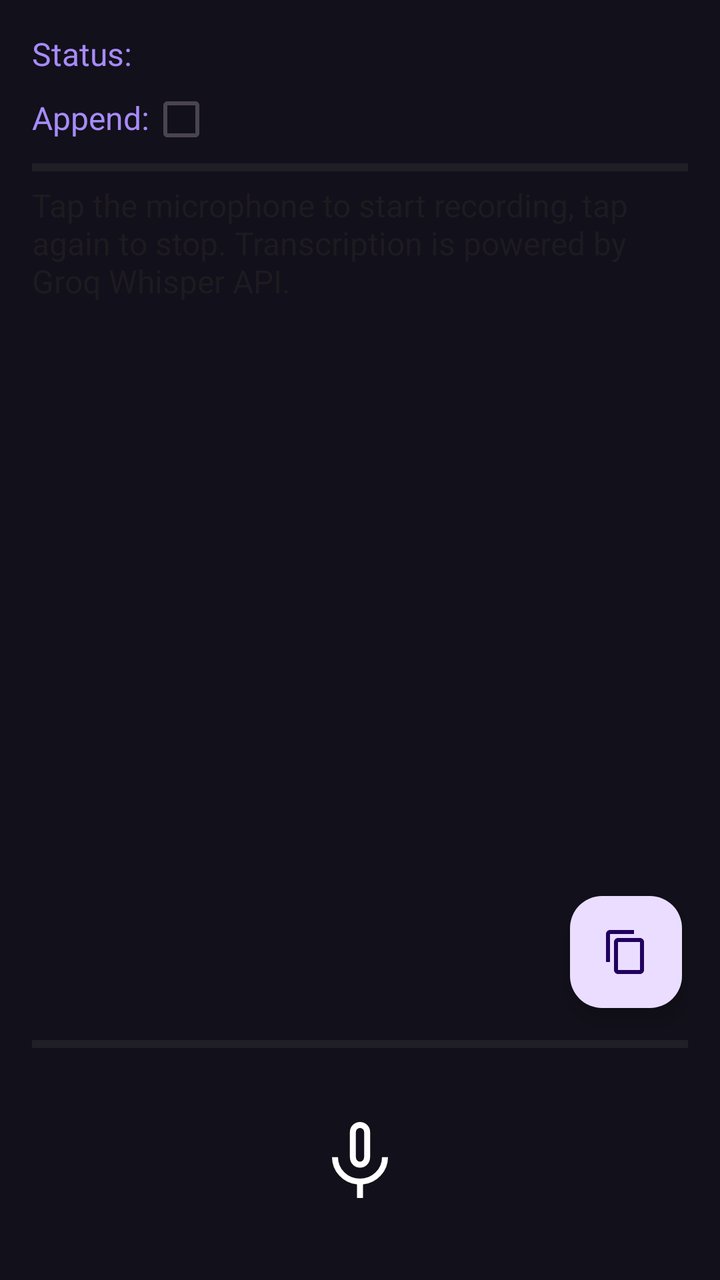
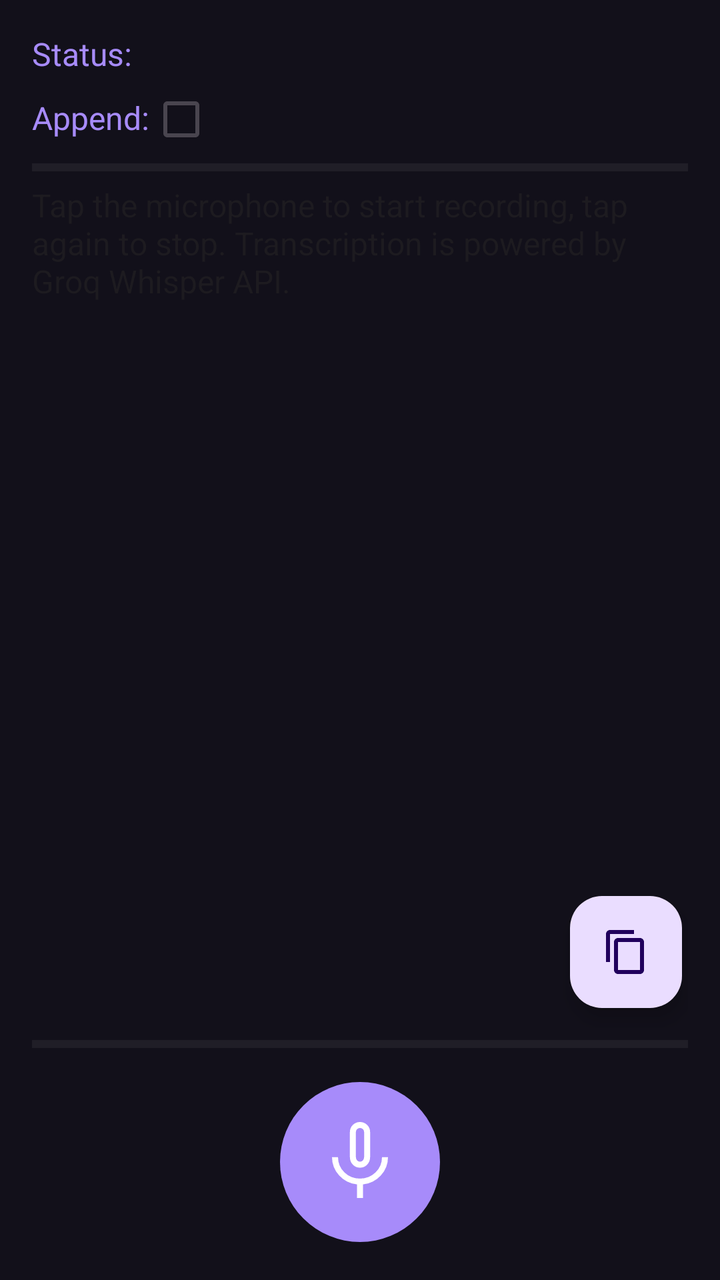

Before-and-after screenshots of an Android layout around one commit, followed by the original layout XML and the change that was made.
<!-- AndroidManifest.xml: application theme Theme.Whisper.ActionBar -->
<!-- res/layout/activity_main.xml -->
<?xml version="1.0" encoding="utf-8"?>
<androidx.coordinatorlayout.widget.CoordinatorLayout xmlns:android="http://schemas.android.com/apk/res/android"
    android:layout_width="match_parent"
    android:layout_height="match_parent"
    android:fitsSystemWindows="true">
    <LinearLayout
        android:layout_width="match_parent"
        android:layout_height="match_parent"
        android:orientation="vertical"
        android:padding="16dp">

        <LinearLayout
            android:layout_width="match_parent"
            android:layout_height="wrap_content"
            android:layout_marginBottom="6dp"
            android:orientation="horizontal">

            <TextView
                android:id="@+id/tvStatusTitle"
                android:layout_width="wrap_content"
                android:layout_height="wrap_content"
                android:textSize="16sp"
                android:textColor="@color/colorAccent"
                android:text="@string/status"
                android:layout_marginEnd="8dp" />

            <TextView
                android:id="@+id/tvStatus"
                android:layout_width="wrap_content"
                android:layout_height="wrap_content"
                android:textSize="16sp"
                android:layout_marginStart="8dp" />
        </LinearLayout>

        <LinearLayout
            android:layout_width="match_parent"
            android:layout_height="wrap_content"
            android:gravity="start">

            <TextView
                android:layout_width="wrap_content"
                android:layout_height="wrap_content"
                android:gravity="center_vertical"
                android:textSize="16sp"
                android:textColor="@color/colorAccent"
                android:text="@string/append" />

            <CheckBox
                android:id="@+id/mode_append"
                android:layout_width="wrap_content"
                android:layout_height="wrap_content"
                android:minWidth="0dp"
                android:minHeight="0dp"
                android:contentDescription="@string/append"/>
        </LinearLayout>

        <ProgressBar
            android:layout_width="match_parent"
            android:layout_height="wrap_content"
            android:indeterminate="false"
            android:indeterminateTint="@color/colorAccent"
            style="?android:attr/progressBarStyleHorizontal"/>

        <RelativeLayout
            android:layout_width="match_parent"
            android:layout_height="0dp"
            android:layout_weight="1">
            <ScrollView
                android:id="@+id/scrollView"
                android:layout_width="match_parent"
                android:layout_height="match_parent">

                <EditText
                    android:id="@+id/tvResult"
                    android:layout_width="match_parent"
                    android:layout_height="wrap_content"
                    android:cursorVisible="false"
                    android:background="@null"
                    android:text="@string/instructions"
                    android:textSize="16sp" />
            </ScrollView>
            <com.google.android.material.floatingactionbutton.FloatingActionButton
                android:id="@+id/fabCopy"
                android:layout_width="wrap_content"
                android:layout_height="wrap_content"
                android:layout_alignParentEnd="true"
                android:layout_alignParentBottom="true"
                android:layout_marginStart="10dp"
                android:layout_marginTop="10dp"
                android:layout_marginEnd="3dp"
                android:layout_marginBottom="10dp"
                android:contentDescription="@string/copy_to_clipboard"
                android:src="@drawable/ic_copy" />
        </RelativeLayout>

        <ProgressBar
            android:id="@+id/processing_bar"
            android:layout_width="match_parent"
            android:layout_height="wrap_content"
            android:indeterminate="false"
            android:progressTint="@color/colorAccent"
            android:indeterminateTint="@color/colorAccent"
            style="?android:attr/progressBarStyleHorizontal"/>

        <RelativeLayout
            android:layout_width="wrap_content"
            android:layout_height="wrap_content"
            android:layout_gravity="center_horizontal"
            android:layout_marginTop="8dp">

            <ImageButton
                android:id="@+id/btnRecord"
                android:layout_width="80dp"
                android:layout_height="80dp"
                android:layout_margin="3dp"
                android:layout_centerHorizontal="true"
                android:background="@drawable/glass_mic_button"
                android:padding="16dp"
                android:contentDescription="@string/record_button"
                android:src="@drawable/ic_mic_48dp" />
        </RelativeLayout>
    </LinearLayout>
</androidx.coordinatorlayout.widget.CoordinatorLayout>
<!-- resources referenced by this layout -->
<resources>
  <color name="colorAccent">#A78BFA</color>
  <!-- drawable ic_copy (drawable) -->
  <vector xmlns:android="http://schemas.android.com/apk/res/android"
    android:height="24dp"
    android:viewportHeight="24"
    android:viewportWidth="24"
    android:width="24dp">
    <path
      android:fillColor="@android:color/white"
      android:pathData="M16,1L4,1c-1.1,0 -2,0.9 -2,2v14h2L4,3h12L16,1zM19,5L8,5c-1.1,0 -2,0.9 -2,2v14c0,1.1 0.9,2 2,2h11c1.1,0 2,-0.9 2,-2L21,7c0,-1.1 -0.9,-2 -2,-2zM19,21L8,21L8,7h11v14z" />
  </vector>
  <!-- drawable ic_mic_48dp (drawable) -->
  <vector xmlns:android="http://schemas.android.com/apk/res/android"
      android:width="48dp"
      android:height="48dp"
      android:viewportWidth="960"
      android:viewportHeight="960">
    <path
        android:pathData="M480,537q-43,0 -72,-30.92 -29,-30.91 -29,-75.08v-251q0,-41.67 29.44,-70.83Q437.88,80 479.94,80t71.56,29.17Q581,138.33 581,180v251q0,44.17 -29,75.08Q523,537 480,537ZM480,309ZM450,840v-136q-106,-11 -178,-89t-72,-184h60q0,91 64.29,153t155.5,62q91.21,0 155.71,-62Q700,522 700,431h60q0,106 -72,184t-178,89v136h-60ZM480,477q18,0 29.5,-13.5T521,431v-251q0,-17 -11.79,-28.5T480,140q-17.42,0 -29.21,11.5T439,180v251q0,19 11.5,32.5T480,477Z"
        android:fillColor="#FFFFFF"/>
  </vector>
  <string name="append">Append:</string>
  <string name="copy_to_clipboard">Copy</string>
  <string name="instructions">Tap the microphone to start recording, tap again to stop. Transcription is powered by Groq Whisper API.</string>
  <string name="record_button">Record</string>
  <string name="status">Status:</string>
  <style name="Theme.Whisper.ActionBar" parent="Theme.Material3.DayNight">
          
          <item name="android:windowBackground">@color/windowBackground</item>
      </style>
  <color name="windowBackground">#12101A</color>
</resources>

<!-- the commit's change to res/layout/activity_main.xml (unified diff, before → after) -->
@@ -114,7 +114,7 @@
                 android:layout_height="80dp"
                 android:layout_margin="3dp"
                 android:layout_centerHorizontal="true"
-                android:background="@drawable/glass_mic_button"
+                android:background="@drawable/kb_mic_button"
                 android:padding="16dp"
                 android:contentDescription="@string/record_button"
                 android:src="@drawable/ic_mic_48dp" />
<!-- resource entries referenced after the edit -->
@@ -21,6 +21,20 @@
         android:pathData="M480,537q-43,0 -72,-30.92 -29,-30.91 -29,-75.08v-251q0,-41.67 29.44,-70.83Q437.88,80 479.94,80t71.56,29.17Q581,138.33 581,180v251q0,44.17 -29,75.08Q523,537 480,537ZM480,309ZM450,840v-136q-106,-11 -178,-89t-72,-184h60q0,91 64.29,153t155.5,62q91.21,0 155.71,-62Q700,522 700,431h60q0,106 -72,184t-178,89v136h-60ZM480,477q18,0 29.5,-13.5T521,431v-251q0,-17 -11.79,-28.5T480,140q-17.42,0 -29.21,11.5T439,180v251q0,19 11.5,32.5T480,477Z"
         android:fillColor="#FFFFFF"/>
   </vector>
+  <!-- drawable kb_mic_button (drawable) -->
+  <?xml version="1.0" encoding="utf-8"?>
+  <selector xmlns:android="http://schemas.android.com/apk/res/android">
+      <item android:state_pressed="true">
+          <shape android:shape="oval">
+              <solid android:color="@color/recording" />
+          </shape>
+      </item>
+      <item>
+          <shape android:shape="oval">
+              <solid android:color="@color/accent" />
+          </shape>
+      </item>
+  </selector>
   <string name="append">Append:</string>
   <string name="copy_to_clipboard">Copy</string>
   <string name="instructions">Tap the microphone to start recording, tap again to stop. Transcription is powered by Groq Whisper API.</string>
@@ -30,6 +44,8 @@
           
           <item name="android:windowBackground">@color/windowBackground</item>
       </style>
+  <color name="recording">#EF4444</color>
+  <color name="accent">#A78BFA</color>
   <color name="windowBackground">#12101A</color>
 </resources>
 
